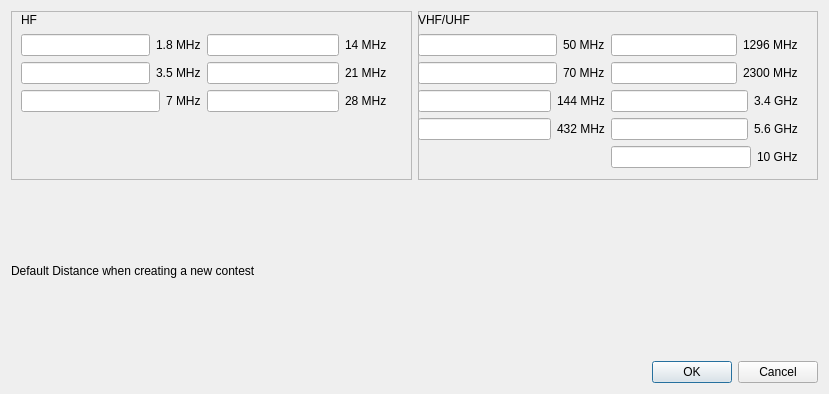
The window that mqt/MqtLogger/Clusterbandmapconfigure.ui (Rsclub22/Minos2-Mirror) describes before a commit, drawn with Qt 5.
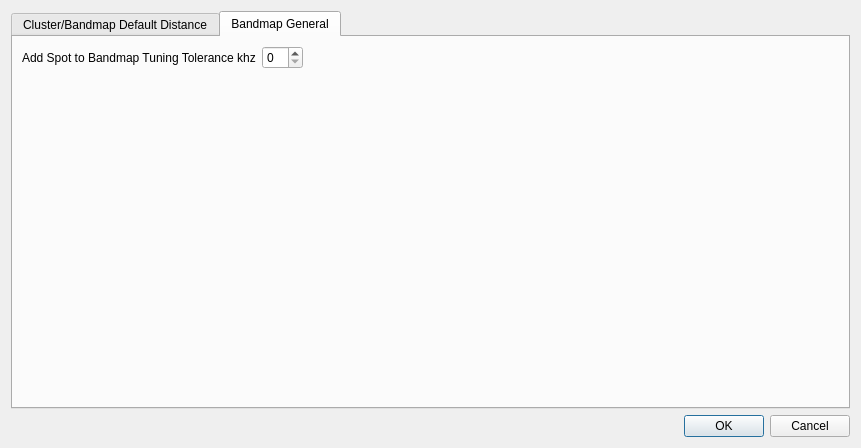
The same window after the commit.

Commit message: add addtuningfreq tolerance menu

Patch:
```diff
--- a/mqt/MqtLogger/Clusterbandmapconfigure.ui
+++ b/mqt/MqtLogger/Clusterbandmapconfigure.ui
@@ -6,13 +6,23 @@
    <rect>
     <x>0</x>
     <y>0</y>
-    <width>829</width>
-    <height>394</height>
+    <width>861</width>
+    <height>448</height>
    </rect>
   </property>
   <property name="windowTitle">
    <string>Dialog</string>
   </property>
+  <layout class="QVBoxLayout" name="verticalLayout_7">
+   <item>
+    <widget class="QTabWidget" name="ClusterBandmapConfiguretabWidget">
+     <property name="currentIndex">
+      <number>1</number>
+     </property>
+     <widget class="QWidget" name="clusterBandmapTab">
+      <attribute name="title">
+       <string>Cluster/Bandmap Default Distance</string>
+      </attribute>
   <layout class="QVBoxLayout" name="verticalLayout_4">
    <item>
     <layout class="QVBoxLayout" name="verticalLayout">
@@ -304,6 +314,65 @@
       </widget>
      </item>
     </layout>
+       </item>
+      </layout>
+     </widget>
+     <widget class="QWidget" name="bandmapGeneralTab">
+      <attribute name="title">
+       <string>Bandmap General</string>
+      </attribute>
+      <layout class="QVBoxLayout" name="verticalLayout_6">
+       <item>
+        <layout class="QVBoxLayout" name="verticalLayout_5">
+         <item>
+          <layout class="QHBoxLayout" name="horizontalLayout_3">
+           <item>
+            <layout class="QHBoxLayout" name="horizontalLayout_2">
+             <item>
+              <widget class="QLabel" name="label_4">
+               <property name="text">
+                <string>Add Spot to Bandmap Tuning Tolerance khz</string>
+               </property>
+              </widget>
+             </item>
+             <item>
+              <widget class="QSpinBox" name="addBandmapTuningTolSpinBox"/>
+             </item>
+            </layout>
+           </item>
+           <item>
+            <spacer name="horizontalSpacer">
+             <property name="orientation">
+              <enum>Qt::Horizontal</enum>
+             </property>
+             <property name="sizeHint" stdset="0">
+              <size>
+               <width>40</width>
+               <height>20</height>
+              </size>
+             </property>
+            </spacer>
+           </item>
+          </layout>
+         </item>
+         <item>
+          <spacer name="verticalSpacer">
+           <property name="orientation">
+            <enum>Qt::Vertical</enum>
+           </property>
+           <property name="sizeHint" stdset="0">
+            <size>
+             <width>20</width>
+             <height>40</height>
+            </size>
+           </property>
+          </spacer>
+         </item>
+        </layout>
+       </item>
+      </layout>
+     </widget>
+    </widget>
    </item>
    <item>
     <widget class="QDialogButtonBox" name="buttonBox">
```
Lines whose indentation alone changed are shown as unchanged. The commit also changes 8 other files.
